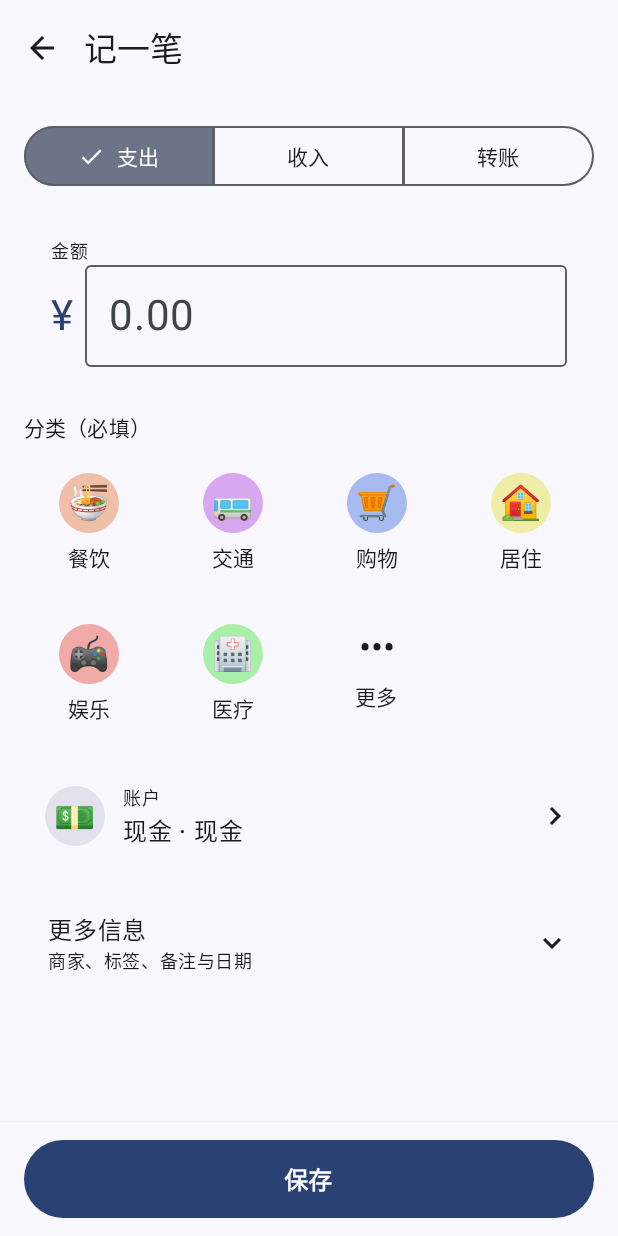
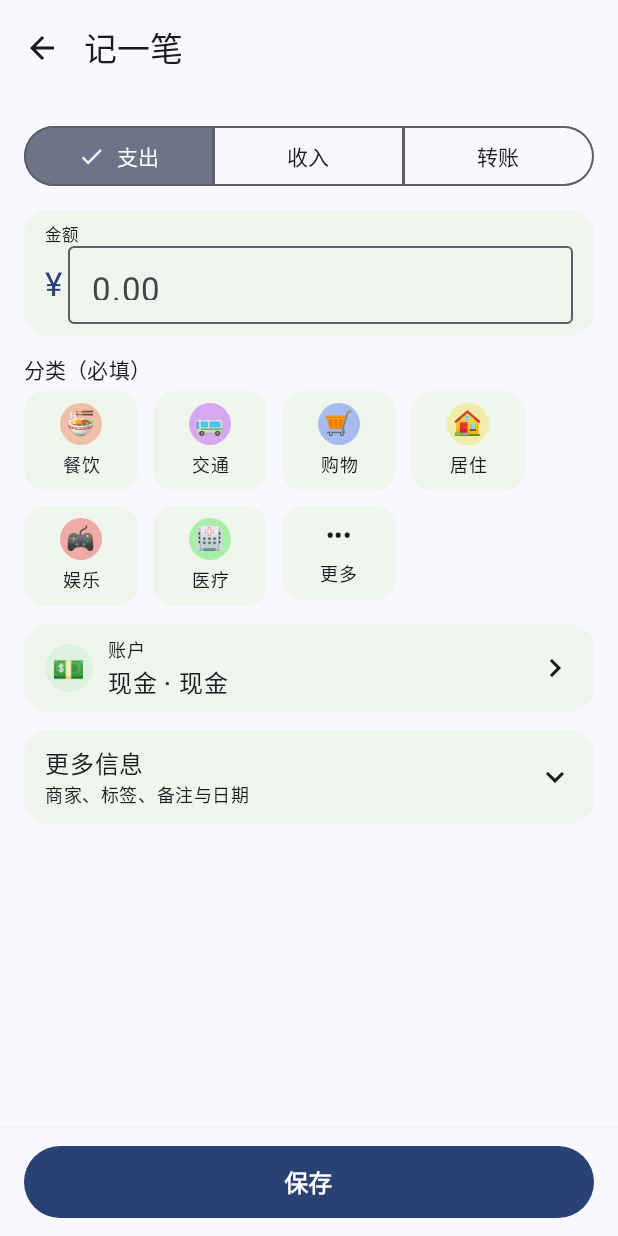
Before and after one commit to Twc528491/Better-Ledger, an Android app built with Jetpack Compose: the screen it shows after launch (MainActivity), item 3 of the bottom bar chosen, on a phone screen of 412 x 824 dp. Run offline under Robolectric (Android 15) with nearby library versions, the phone set to English and light mode, and no system bars; our stand-ins replace Room's generated code.

Commit message:
feat(beta): 优化 v0.2.1 导航与界面密度

```diff
--- a/ledger-app/app/build.gradle.kts
+++ b/ledger-app/app/build.gradle.kts
@@ -14,8 +14,8 @@ android {
         applicationId = "com.personal.ledger"
         minSdk = 26
         targetSdk = 36
-        versionCode = 3
-        versionName = "0.2.0"
+        versionCode = 4
+        versionName = "0.2.1"
         testInstrumentationRunner = "androidx.test.runner.AndroidJUnitRunner"
     }
 
--- a/ledger-app/app/src/main/kotlin/com/personal/ledger/ui/common/Visuals.kt
+++ b/ledger-app/app/src/main/kotlin/com/personal/ledger/ui/common/Visuals.kt
@@ -19,50 +19,61 @@ import com.personal.ledger.ui.theme.LocalLedgerDarkTheme
 
 /**
  * UI 视觉语义（配色 / 图标 / 分类 emoji），按主题分支：
- * - 浅色模式：沿用旧版扁平样式——卡片用默认 surface、金额/余额用默认文字色，保证辨识度；
- * - 深色模式：使用丰富配色（卡片深色容器 + 亮色金额）。
+ * - 浅色模式：使用低饱和浅色容器 + 深色文字，避免所有卡片都退化为白色；
+ * - 深色模式：使用同一色相的深色容器 + 亮色文字。
  * 收入 / 支出 / 负债除颜色外始终配合 + / - 号（UI.md 第 9 节）。
  */
 
-/** 卡片容器色：深色 = 深色容器；浅色 = 默认 surface（旧版扁平）。 */
+// 浅色容器刻意沿用深色语义色相，但降低饱和度和亮度，保证文字对比度。
+private val LightCardColor = Color(0xFFF0F6EE)
+private val LightHighlightColor = Color(0xFFCBE8CE)
+private val LightExpenseContainer = Color(0xFFFFEDEA)
+private val LightIncomeContainer = Color(0xFFE5F4E7)
+private val LightTransferContainer = Color(0xFFE6F0FC)
+private val LightExpenseAmount = Color(0xFFB3261E)
+private val LightIncomeAmount = Color(0xFF216E2D)
+private val LightTransferAmount = Color(0xFF185A97)
+private val LightWarningAmount = Color(0xFF8A4B08)
+
+/** 卡片容器色：浅色使用柔和浅绿底，深色使用主题深色容器。 */
 @Composable fun cardColor(): Color =
-    if (LocalLedgerDarkTheme.current) MaterialTheme.colorScheme.surfaceContainerLow else MaterialTheme.colorScheme.surface
+    if (LocalLedgerDarkTheme.current) MaterialTheme.colorScheme.surfaceContainerLow else LightCardColor
 
 /** 主卡片（本月支出 / 净资产）背景色。 */
 @Composable fun highlightCardColor(): Color =
-    if (LocalLedgerDarkTheme.current) MaterialTheme.colorScheme.primaryContainer else MaterialTheme.colorScheme.surface
+    if (LocalLedgerDarkTheme.current) MaterialTheme.colorScheme.primaryContainer else LightHighlightColor
 
 /** 主卡片内容色。 */
 @Composable fun highlightCardContentColor(): Color =
-    if (LocalLedgerDarkTheme.current) MaterialTheme.colorScheme.onPrimaryContainer else MaterialTheme.colorScheme.onSurface
+    if (LocalLedgerDarkTheme.current) MaterialTheme.colorScheme.onPrimaryContainer else Color(0xFF103B16)
 
-/** 支出语义色（仅深色模式使用彩色；浅色回退默认文字色）。 */
+/** 支出语义色。 */
 @Composable fun expenseAmountColor(): Color =
-    if (LocalLedgerDarkTheme.current) Color(0xFFFF8A80) else MaterialTheme.colorScheme.onSurface
+    if (LocalLedgerDarkTheme.current) Color(0xFFFF8A80) else LightExpenseAmount
 
 /** 支出容器色。 */
 @Composable fun expenseContainerColor(): Color =
-    if (LocalLedgerDarkTheme.current) Color(0xFF3A2020) else MaterialTheme.colorScheme.surface
+    if (LocalLedgerDarkTheme.current) Color(0xFF3A2020) else LightExpenseContainer
 
 /** 收入语义色。 */
 @Composable fun incomeAmountColor(): Color =
-    if (LocalLedgerDarkTheme.current) Color(0xFF81C784) else MaterialTheme.colorScheme.onSurface
+    if (LocalLedgerDarkTheme.current) Color(0xFF81C784) else LightIncomeAmount
 
 /** 收入容器色。 */
 @Composable fun incomeContainerColor(): Color =
-    if (LocalLedgerDarkTheme.current) Color(0xFF1B3520) else MaterialTheme.colorScheme.surface
+    if (LocalLedgerDarkTheme.current) Color(0xFF1B3520) else LightIncomeContainer
 
 /** 转账语义色。 */
 @Composable fun transferAmountColor(): Color =
-    if (LocalLedgerDarkTheme.current) Color(0xFF90CAF9) else MaterialTheme.colorScheme.onSurface
+    if (LocalLedgerDarkTheme.current) Color(0xFF90CAF9) else LightTransferAmount
 
 /** 转账容器色。 */
 @Composable fun transferContainerColor(): Color =
-    if (LocalLedgerDarkTheme.current) Color(0xFF1A2B3D) else MaterialTheme.colorScheme.surface
+    if (LocalLedgerDarkTheme.current) Color(0xFF1A2B3D) else LightTransferContainer
 
 /** 警示（预算 80~100%）。 */
 @Composable fun warningColor(): Color =
-    if (LocalLedgerDarkTheme.current) Color(0xFFFFB74D) else MaterialTheme.colorScheme.onSurface
+    if (LocalLedgerDarkTheme.current) Color(0xFFFFB74D) else LightWarningAmount
 
 /** 金额颜色：深色 = 支出红 / 收入绿 / 转账蓝；浅色 = 默认文字色（旧版样式）。 */
 @Composable
@@ -72,24 +83,19 @@ fun amountColor(type: TransactionType): Color = when (type) {
     TransactionType.TRANSFER -> transferAmountColor()
 }
 
-/** 余额颜色：深色 = 正绿负红；浅色 = 默认文字色。 */
+/** 余额颜色：正数使用收入色，负数使用支出色。 */
 @Composable
 fun balanceColor(balance: Long): Color =
-    if (LocalLedgerDarkTheme.current) {
-        if (balance >= 0) Color(0xFF81C784) else Color(0xFFFF8A80)
-    } else {
-        MaterialTheme.colorScheme.onSurface
-    }
+    if (balance >= 0) incomeAmountColor() else expenseAmountColor()
 
-/** 预算进度颜色：深色 = <80% 绿 / 80~100% 橙 / 超支红；浅色 = 主色（旧版样式）。 */
+/** 预算进度颜色：<80% 绿 / 80~100% 橙 / 超支红。 */
 @Composable
 fun budgetColor(permille: Int?, fallback: Color): Color {
-    if (!LocalLedgerDarkTheme.current) return fallback
     return when {
         permille == null -> fallback
-        permille < 800 -> Color(0xFF81C784)
-        permille < 1000 -> Color(0xFFFFB74D)
-        else -> Color(0xFFFF8A80)
+        permille < 800 -> incomeAmountColor()
+        permille < 1000 -> warningColor()
+        else -> expenseAmountColor()
     }
 }
 
@@ -119,6 +125,23 @@ fun categoryColor(visualKey: String): Color {
         Color.hsv(hue.toFloat(), 0.30f, 0.38f)
     } else {
         Color.hsv(hue.toFloat(), 0.30f, 0.94f)
+    }
+}
+
+/** 分类列表的低强度底色；颜色与分类圆标同色相，便于快速扫读。 */
+@Composable
+fun categoryContainerColor(visualKey: String): Color {
+    return categoryColor(visualKey).copy(alpha = if (LocalLedgerDarkTheme.current) 0.72f else 0.26f)
+}
+
+/** 图表使用更高对比度的分类色，和列表中的分类色保持同一色相。 */
+@Composable
+fun categoryChartColor(visualKey: String): Color {
+    val hue = Math.floorMod(visualKey.hashCode(), 360)
+    return if (LocalLedgerDarkTheme.current) {
+        Color.hsv(hue.toFloat(), 0.62f, 0.88f)
+    } else {
+        Color.hsv(hue.toFloat(), 0.68f, 0.70f)
     }
 }
 
@@ -154,7 +177,17 @@ fun accountTypeLabel(type: AccountType): String = when (type) {
 @Composable
 fun accountColor(type: AccountType): Color {
     if (!LocalLedgerDarkTheme.current) {
-        return MaterialTheme.colorScheme.surfaceVariant
+        return when (type) {
+            AccountType.CASH -> Color(0xFFDDF2DF)
+            AccountType.BANK -> Color(0xFFDCEBFA)
+            AccountType.ALIPAY -> Color(0xFFDCE8FF)
+            AccountType.WECHAT -> Color(0xFFDDF4E8)
+            AccountType.CREDIT_CARD -> Color(0xFFF0E0F3)
+            AccountType.SAVINGS -> Color(0xFFFFEDD0)
+            AccountType.INVESTMENT -> Color(0xFFD8F0EC)
+            AccountType.LOAN -> Color(0xFFFFE4E1)
+            AccountType.OTHER -> Color(0xFFE8EAED)
+        }
     }
     return when (type) {
         AccountType.CASH -> Color(0xFF81C784)
--- a/ledger-app/app/src/main/kotlin/com/personal/ledger/ui/home/HomeScreen.kt
+++ b/ledger-app/app/src/main/kotlin/com/personal/ledger/ui/home/HomeScreen.kt
@@ -53,7 +53,9 @@ import com.personal.ledger.ui.common.incomeAmountColor
 import com.personal.ledger.ui.common.transferAmountColor
 import com.personal.ledger.ui.common.transferContainerColor
 import com.personal.ledger.ui.common.amountColor
+import com.personal.ledger.ui.common.balanceColor
 import com.personal.ledger.ui.common.budgetColor
+import com.personal.ledger.ui.common.cardColor
 import com.personal.ledger.ui.common.highlightCardColor
 import com.personal.ledger.ui.common.highlightCardContentColor
 import com.personal.ledger.ui.common.LedgerCard
@@ -118,19 +120,19 @@ fun HomeScreen(container: AppContainer, navController: NavHostController) {
             modifier = Modifier
                 .fillMaxSize()
                 .padding(padding),
-            verticalArrangement = Arrangement.spacedBy(12.dp),
-            contentPadding = androidx.compose.foundation.layout.PaddingValues(16.dp),
+            verticalArrangement = Arrangement.spacedBy(8.dp),
+            contentPadding = androidx.compose.foundation.layout.PaddingValues(horizontal = 16.dp, vertical = 8.dp),
         ) {
             // 本月支出主卡片（金额最高视觉优先级）
             item {
                 Surface(
-                    shape = RoundedCornerShape(24.dp),
+                    shape = RoundedCornerShape(20.dp),
                     color = highlightCardColor(),
                     modifier = Modifier.fillMaxWidth(),
                 ) {
-                    Column(modifier = Modifier.padding(20.dp)) {
+                    Column(modifier = Modifier.padding(horizontal = 16.dp, vertical = 14.dp)) {
                         Text("${state.monthLabel}支出", style = MaterialTheme.typography.bodyMedium)
-                        Spacer(Modifier.height(4.dp))
+                        Spacer(Modifier.height(2.dp))
                         Text(
                             Money.formatWithCurrency(state.expense, state.baseCurrency),
                             style = MaterialTheme.typography.headlineLarge,
@@ -143,9 +145,18 @@ fun HomeScreen(container: AppContainer, navController: NavHostController) {
 
             // 收入 / 结余放在同一低层级容器，减少首页卡片堆叠。
             item {
-                LedgerCard {
-                    Row(horizontalArrangement = Arrangement.spacedBy(24.dp)) {
-                        Column(modifier = Modifier.weight(1f).padding(16.dp)) {
+                Surface(
+                    shape = RoundedCornerShape(18.dp),
+                    color = cardColor(),
+                    modifier = Modifier.fillMaxWidth(),
+                ) {
+                    Row(
+                        modifier = Modifier
+                            .fillMaxWidth()
+                            .padding(horizontal = 16.dp, vertical = 10.dp),
+                        horizontalArrangement = Arrangement.spacedBy(16.dp),
+                    ) {
+                        Column(modifier = Modifier.weight(1f)) {
                             Text("收入", style = MaterialTheme.typography.bodyMedium)
                             Text(
                                 Money.symbolFor(state.baseCurrency) + Money.formatSignedMinor(state.income, explicitPlus = true),
@@ -154,13 +165,13 @@ fun HomeScreen(container: AppContainer, navController: NavHostController) {
                                 color = incomeAmountColor(),
                             )
                         }
-                        Column(modifier = Modifier.weight(1f).padding(16.dp)) {
+                        Column(modifier = Modifier.weight(1f)) {
                             Text("结余", style = MaterialTheme.typography.bodyMedium)
                             Text(
                                 Money.symbolFor(state.baseCurrency) + Money.formatSignedMinor(state.income - state.expense, explicitPlus = true),
                                 style = MaterialTheme.typography.titleLarge,
                                 fontWeight = FontWeight.Bold,
-                                color = if (state.income - state.expense >= 0) transferAmountColor() else expenseAmountColor(),
+                                color = balanceColor(state.income - state.expense),
                             )
                         }
                     }
@@ -231,10 +242,10 @@ private fun BudgetSection(
 ) {
     Surface(
         shape = RoundedCornerShape(20.dp),
-        color = MaterialTheme.colorScheme.surfaceContainerLow,
+        color = cardColor(),
         modifier = Modifier.fillMaxWidth().clickable(onClick = onClick),
     ) {
-        Column(modifier = Modifier.padding(16.dp)) {
+        Column(modifier = Modifier.padding(horizontal = 14.dp, vertical = 12.dp)) {
             if (progress == null) {
                 Text("本月未设置总预算", style = MaterialTheme.typography.bodyMedium)
             } else {
@@ -252,14 +263,14 @@ private fun BudgetSection(
                         color = budgetColor(progress.permille, MaterialTheme.colorScheme.onSurface),
                     )
                 }
-                Spacer(Modifier.height(8.dp))
+                Spacer(Modifier.height(6.dp))
                 LinearProgressIndicator(
                     progress = { ((progress.permille ?: 0).coerceAtMost(1000)) / 1000f },
                     color = budgetColor(progress.permille, MaterialTheme.colorScheme.primary),
                     trackColor = MaterialTheme.colorScheme.surfaceVariant,
                     modifier = Modifier
                         .fillMaxWidth()
-                        .height(10.dp),
+                        .height(8.dp),
                 )
             }
         }
@@ -278,7 +289,7 @@ private fun TransactionRow(
         modifier = Modifier
             .fillMaxWidth()
             .clickable(onClick = onClick)
-            .padding(horizontal = 14.dp, vertical = 10.dp),
+            .padding(horizontal = 14.dp, vertical = 8.dp),
         horizontalArrangement = Arrangement.SpaceBetween,
         verticalAlignment = Alignment.CenterVertically,
     ) {
@@ -293,17 +304,22 @@ private fun TransactionRow(
         Row(verticalAlignment = Alignment.CenterVertically) {
             if (tx.type == TransactionType.TRANSFER) {
                 androidx.compose.foundation.layout.Box(
-                    modifier = Modifier
-                        .size(36.dp)
+                        modifier = Modifier
+                        .size(32.dp)
                         .background(transferContainerColor(), androidx.compose.foundation.shape.CircleShape),
                     contentAlignment = Alignment.Center,
                 ) {
                     Text("🔁")
                 }
             } else {
-                CategoryBadge(name = categoryName ?: "其他", type = type, visualKey = tx.categoryId ?: categoryName.orEmpty())
+                CategoryBadge(
+                    name = categoryName ?: "其他",
+                    type = type,
+                    sizeDp = 32,
+                    visualKey = tx.categoryId ?: categoryName.orEmpty(),
+                )
             }
-            Column(modifier = Modifier.padding(start = 12.dp)) {
+            Column(modifier = Modifier.padding(start = 10.dp)) {
                 Text(
                     titleOf(tx, categoryNames, merchantNames),
                     style = MaterialTheme.typography.bodyLarge,
--- a/ledger-app/app/src/main/kotlin/com/personal/ledger/ui/transaction/AddTransactionScreen.kt
+++ b/ledger-app/app/src/main/kotlin/com/personal/ledger/ui/transaction/AddTransactionScreen.kt
@@ -138,7 +138,7 @@ fun AddTransactionScreen(container: AppContainer, navController: NavHostControll
                     modifier = Modifier
                         .fillMaxWidth()
                         .padding(horizontal = 16.dp, vertical = 12.dp)
-                        .height(52.dp),
+                        .height(48.dp),
                 ) {
                     Text("保存", style = MaterialTheme.typography.titleMedium, fontWeight = FontWeight.Bold)
                 }
@@ -151,7 +151,7 @@ fun AddTransactionScreen(container: AppContainer, navController: NavHostControll
                 .padding(padding)
                 .verticalScroll(rememberScrollState())
                 .padding(16.dp),
-            verticalArrangement = Arrangement.spacedBy(16.dp),
+            verticalArrangement = Arrangement.spacedBy(12.dp),
         ) {
             // 类型分段选择（全宽）
             SingleChoiceSegmentedButtonRow(modifier = Modifier.fillMaxWidth()) {
@@ -172,29 +172,30 @@ fun AddTransactionScreen(container: AppContainer, navController: NavHostControll
 
             // 金额输入卡片
             Surface(
-                shape = RoundedCornerShape(20.dp),
+                shape = RoundedCornerShape(16.dp),
                 color = cardColor(),
                 modifier = Modifier.fillMaxWidth(),
             ) {
-                Column(modifier = Modifier.padding(horizontal = 18.dp, vertical = 14.dp)) {
-                    Text("金额", style = MaterialTheme.typography.bodySmall)
+                Column(modifier = Modifier.padding(horizontal = 14.dp, vertical = 8.dp)) {
+                    Text("金额", style = MaterialTheme.typography.labelSmall)
                     Row(verticalAlignment = Alignment.CenterVertically) {
                         Text(
                             Money.symbolFor(state.baseCurrency),
-                            style = MaterialTheme.typography.headlineMedium,
+                            style = MaterialTheme.typography.titleLarge,
                             color = MaterialTheme.colorScheme.primary,
                         )
                         OutlinedTextField(
                             value = state.amountText,
                             onValueChange = { vm.setAmountText(it) },
-                            placeholder = { Text("0.00", fontSize = 28.sp) },
-                            textStyle = MaterialTheme.typography.headlineMedium,
+                            placeholder = { Text("0.00", fontSize = 22.sp) },
+                            textStyle = MaterialTheme.typography.titleLarge,
                             singleLine = true,
                             keyboardOptions = KeyboardOptions(keyboardType = KeyboardType.Decimal),
                             modifier = Modifier
                                 .weight(1f)
                                 .focusRequester(amountFocusRequester)
-                                .padding(start = 8.dp),
+                                .padding(start = 4.dp)
+                                .height(52.dp),
                         )
                     }
                 }
@@ -204,7 +205,7 @@ fun AddTransactionScreen(container: AppContainer, navController: NavHostControll
                 // 分类选择卡片
                 Column {
                     Text("分类（必填）", style = MaterialTheme.typography.titleSmall)
-                    Spacer(Modifier.height(8.dp))
+                    Spacer(Modifier.height(4.dp))
                     val categories = if (state.type == TransactionType.EXPENSE) {
                         state.expenseCategories
                     } else {
@@ -259,7 +260,7 @@ fun AddTransactionScreen(container: AppContainer, navController: NavHostControll
 
             // 低频信息默认收起，让日常记账停留在首屏。
             Surface(
-                shape = RoundedCornerShape(20.dp),
+                shape = RoundedCornerShape(16.dp),
                 color = cardColor(),
                 modifier = Modifier.fillMaxWidth(),
             ) {
@@ -271,7 +272,7 @@ fun AddTransactionScreen(container: AppContainer, navController: NavHostControll
                                 hapticLight()
                                 detailsExpanded = !detailsExpanded
                             }
-                            .padding(horizontal = 16.dp, vertical = 14.dp),
+                            .padding(horizontal = 14.dp, vertical = 10.dp),
                         horizontalArrangement = Arrangement.SpaceBetween,
                         verticalAlignment = Alignment.CenterVertically,
                     ) {
@@ -299,7 +300,7 @@ fun AddTransactionScreen(container: AppContainer, navController: NavHostControll
                                         hapticLight()
                                         showMerchantPicker = true
                                     }
-                                    .padding(horizontal = 16.dp, vertical = 14.dp),
+                                    .padding(horizontal = 14.dp, vertical = 10.dp),
                                 horizontalArrangement = Arrangement.SpaceBetween,
                                 verticalAlignment = Alignment.CenterVertically,
                             ) {
@@ -313,9 +314,9 @@ fun AddTransactionScreen(container: AppContainer, navController: NavHostControll
                                 }
                             }
                             HorizontalDivider()
-                            Column(modifier = Modifier.padding(horizontal = 16.dp, vertical = 12.dp)) {
+                            Column(modifier = Modifier.padding(horizontal = 14.dp, vertical = 10.dp)) {
                                 Text("🏷️ 标签（选填，可多选）", style = MaterialTheme.typography.bodyLarge)
-                                Spacer(Modifier.height(8.dp))
+                                Spacer(Modifier.height(4.dp))
                                 FlowRow(
                                     horizontalArrangement = Arrangement.spacedBy(8.dp),
                                     verticalArrangement = Arrangement.spacedBy(8.dp),
@@ -344,7 +345,7 @@ fun AddTransactionScreen(container: AppContainer, navController: NavHostControll
                                 singleLine = true,
                                 modifier = Modifier
                                     .fillMaxWidth()
-                                    .padding(horizontal = 16.dp, vertical = 8.dp),
+                                    .padding(horizontal = 14.dp, vertical = 6.dp),
                             )
                             HorizontalDivider()
                             Row(
@@ -354,7 +355,7 @@ fun AddTransactionScreen(container: AppContainer, navController: NavHostControll
                                         hapticLight()
                                         showDatePicker = true
                                     }
-                                    .padding(horizontal = 16.dp, vertical = 14.dp),
+                                    .padding(horizontal = 14.dp, vertical = 10.dp),
                                 horizontalArrangement = Arrangement.SpaceBetween,
                                 verticalAlignment = Alignment.CenterVertically,
                             ) {
@@ -502,22 +503,22 @@ private fun CategoryOptionCard(
     onClick: () -> Unit,
 ) {
     Surface(
-        shape = RoundedCornerShape(16.dp),
+        shape = RoundedCornerShape(14.dp),
         color = if (selected) MaterialTheme.colorScheme.primaryContainer else cardColor(),
-        border = if (selected) BorderStroke(2.dp, MaterialTheme.colorScheme.primary) else null,
+        border = if (selected) BorderStroke(1.dp, MaterialTheme.colorScheme.primary) else null,
         modifier = Modifier
-            .width(86.dp)
+            .width(76.dp)
             .clickable(onClick = onClick),
     ) {
         Column(
-            modifier = Modifier.padding(vertical = 12.dp, horizontal = 4.dp),
+            modifier = Modifier.padding(vertical = 8.dp, horizontal = 3.dp),
             horizontalAlignment = Alignment.CenterHorizontally,
         ) {
-            CategoryBadge(name = category.name, type = category.type, sizeDp = 40, visualKey = category.id)
-            Spacer(Modifier.height(6.dp))
+            CategoryBadge(name = category.name, type = category.type, sizeDp = 28, visualKey = category.id)
+            Spacer(Modifier.height(4.dp))
             Text(
                 category.name,
-                style = MaterialTheme.typography.bodyMedium,
+                style = MaterialTheme.typography.bodySmall,
                 textAlign = TextAlign.Center,
                 maxLines = 1,
             )
@@ -528,17 +529,17 @@ private fun CategoryOptionCard(
 @Composable
 private fun MoreCategoryCard(onClick: () -> Unit) {
     Surface(
-        shape = RoundedCornerShape(16.dp),
+        shape = RoundedCornerShape(14.dp),
         color = cardColor(),
-        modifier = Modifier.width(86.dp).clickable(onClick = onClick),
+        modifier = Modifier.width(76.dp).clickable(onClick = onClick),
     ) {
         Column(
-            modifier = Modifier.padding(vertical = 12.dp, horizontal = 4.dp),
+            modifier = Modifier.padding(vertical = 8.dp, horizontal = 3.dp),
             horizontalAlignment = Alignment.CenterHorizontally,
         ) {
-            Text("•••", style = MaterialTheme.typography.headlineSmall)
-            Spacer(Modifier.height(6.dp))
-            Text("更多", style = MaterialTheme.typography.bodyMedium)
+            Text("•••", style = MaterialTheme.typography.titleMedium)
+            Spacer(Modifier.height(4.dp))
+            Text("更多", style = MaterialTheme.typography.bodySmall)
         }
     }
 }
@@ -555,7 +556,7 @@ private fun TagChip(name: String, selected: Boolean, onClick: () -> Unit) {
         Text(
             (if (selected) "✓ " else "# ") + name,
             style = MaterialTheme.typography.bodyMedium,
-            modifier = Modifier.padding(horizontal = 12.dp, vertical = 6.dp),
+            modifier = Modifier.padding(horizontal = 10.dp, vertical = 4.dp),
         )
     }
 }
@@ -568,7 +569,7 @@ private fun AccountPickerCard(
     onClick: () -> Unit,
 ) {
     Surface(
-        shape = RoundedCornerShape(18.dp),
+        shape = RoundedCornerShape(16.dp),
         color = cardColor(),
         modifier = Modifier.fillMaxWidth(),
     ) {
@@ -576,14 +577,14 @@ private fun AccountPickerCard(
             modifier = Modifier
                 .fillMaxWidth()
                 .clickable(onClick = onClick)
-                .padding(horizontal = 14.dp, vertical = 12.dp),
+                .padding(horizontal = 14.dp, vertical = 8.dp),
             verticalAlignment = Alignment.CenterVertically,
         ) {
-            AccountBadge(type = account?.type ?: com.personal.ledger.domain.model.AccountType.OTHER, sizeDp = 40)
+            AccountBadge(type = account?.type ?: com.personal.ledger.domain.model.AccountType.OTHER, sizeDp = 32)
             Column(
                 modifier = Modifier
                     .weight(1f)
-                    .padding(start = 12.dp),
+                    .padding(start = 10.dp),
             ) {
                 Text(title, style = MaterialTheme.typography.bodySmall)
                 if (account != null) {
```
Also changed, not shown: ledger-app/app/src/main/kotlin/com/personal/ledger/navigation/LedgerApp.kt (+16 -7 lines), ledger-app/app/src/main/kotlin/com/personal/ledger/ui/common/charts/Charts.kt (+38 -4 lines), ledger-app/app/src/main/kotlin/com/personal/ledger/ui/statistics/StatisticsScreen.kt (+48 -25 lines), ledger-app/app/src/main/kotlin/com/personal/ledger/ui/transaction/TransactionsScreen.kt (+23 -11 lines), 1 other file.
